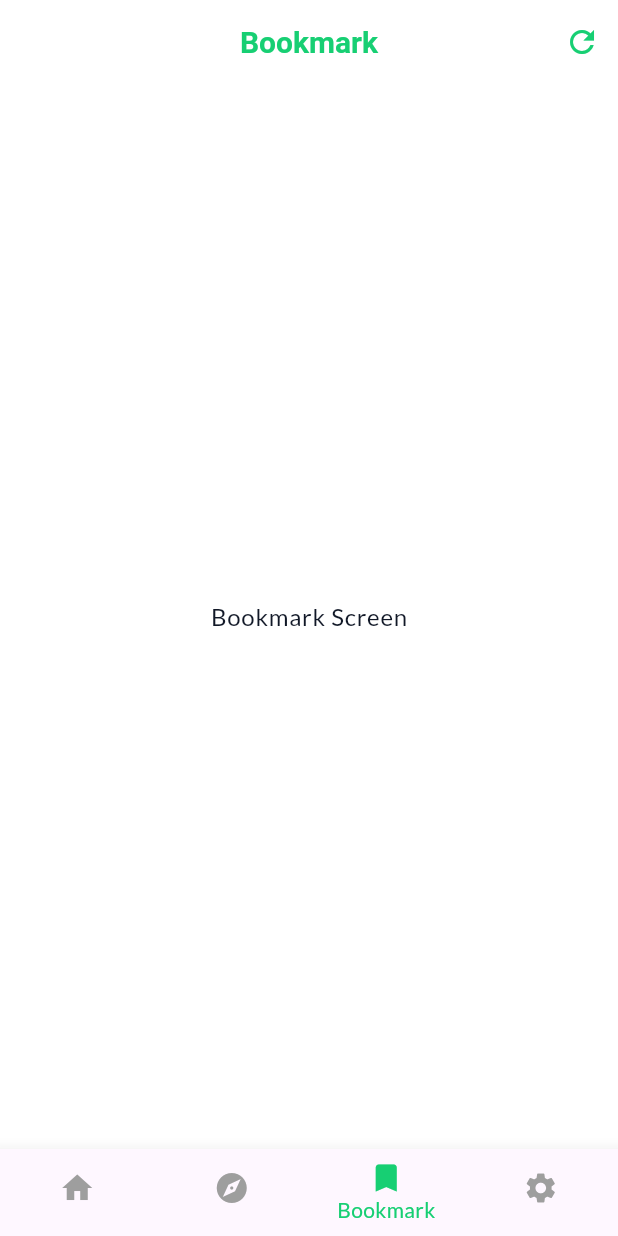
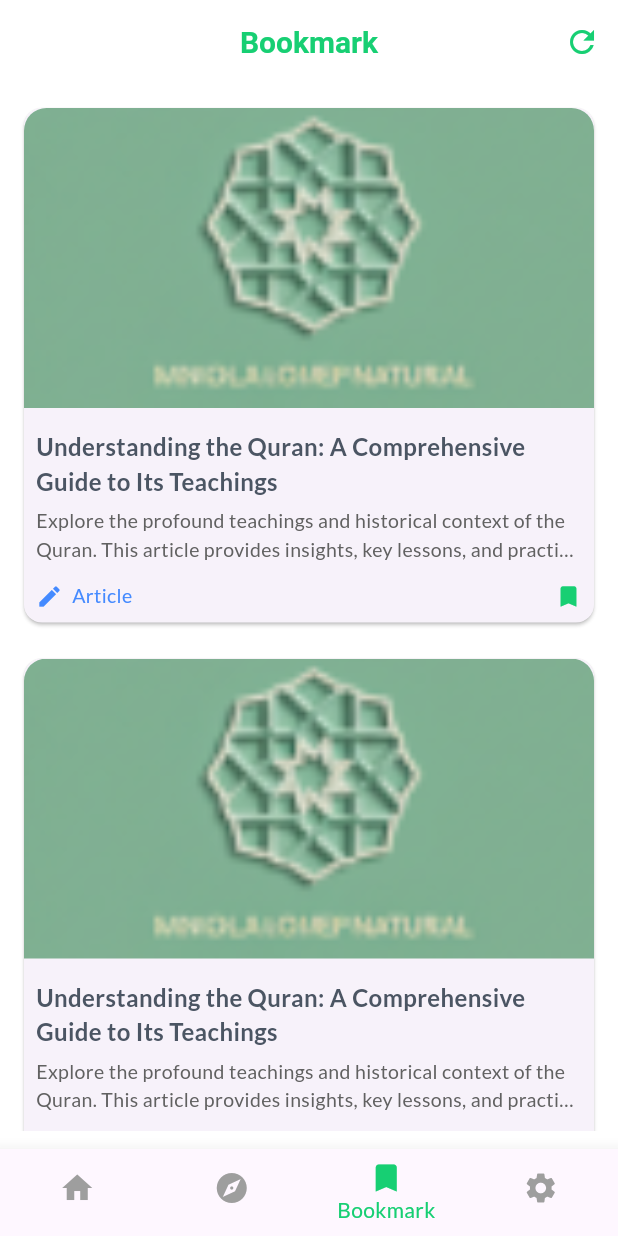
Before and after one commit to mdsiamulislam/salsabil-ilm, a Flutter app: the screen it shows after launch, item 3 of the bottom bar chosen, on a phone screen of 412 x 824 dp. Run offline on Flutter 3.47's test engine with Material 3 defaults, Android fonts, the phone set to English and light mode, and no system bars; our stand-ins replace google_fonts.

Commit message:
Enhance Bookmark and Explore screens with improved layouts and UI components

```diff
--- a/lib/feature/bookmark/views/bookmark_screen.dart
+++ b/lib/feature/bookmark/views/bookmark_screen.dart
@@ -1,4 +1,7 @@
 import 'package:flutter/material.dart';
+import 'package:ilm/core/theme/color/color.dart';
+
+import '../../../core/string_constent/path_constent/image_path.dart';
 
 class BookmarkScreen extends StatefulWidget {
   const BookmarkScreen({super.key});
@@ -11,10 +14,71 @@ class _BookmarkScreenState extends State<BookmarkScreen> {
   @override
   Widget build(BuildContext context) {
     return Scaffold(
-      body: Center(
-        child: Text(
-          'Bookmark Screen',
-          style: Theme.of(context).textTheme.bodyLarge,
+      body: Padding(
+        padding: const EdgeInsets.all(12.0),
+        child: ListView.builder(
+          itemCount: 10,
+          itemBuilder: (context, index) {
+            return Container(
+              margin: EdgeInsets.only(bottom: 16),
+              decoration: BoxDecoration(
+                color: Colors.white,
+                borderRadius: BorderRadius.circular(16),
+              ),
+              child: Card(
+                child: Column(
+                  crossAxisAlignment: CrossAxisAlignment.start,
+                  mainAxisSize: MainAxisSize.min,
+                  mainAxisAlignment: MainAxisAlignment.start,
+                  children: [
+                    ClipRRect(
+                      borderRadius: BorderRadius.vertical(top: Radius.circular(15)),
+                      child: Image(
+                        width: double.infinity,
+                        height: 200,
+                        image: AssetImage(ImagePath.prayerTimesBanner),
+                        fit: BoxFit.cover,
+                      ),
+                    ),
+                    SizedBox(height: 6),
+                    Padding(
+                      padding: const EdgeInsets.all(8.0),
+                      child: Column(
+                        crossAxisAlignment: CrossAxisAlignment.start,
+                        mainAxisAlignment: MainAxisAlignment.start,
+                        children: [
+                          Text(
+                            'Understanding the Quran: A Comprehensive Guide to Its Teachings',
+                            style: TextStyle(
+                              fontWeight: FontWeight.w700,
+                              fontSize: 16,
+                            ),
+                          ),
+                          SizedBox(height: 6),
+                          Text(
+                            'Explore the profound teachings and historical context of the Quran. This article provides insights, key lessons, and practical applications for daily life.',
+                            style: TextStyle(color: Colors.grey[700], fontSize: 13),
+                            maxLines: 2,
+                            overflow: TextOverflow.ellipsis,
+                          ),
+                          SizedBox(height: 12),
+                          Row(
+                            children: [
+                              Icon(Icons.edit, size: 18, color: Colors.blueAccent),
+                              SizedBox(width: 6),
+                              Text('Article', style: TextStyle(color: Colors.blueAccent, fontSize: 13, fontWeight: FontWeight.w500)),
+                              Spacer(),
+                              Icon(Icons.bookmark , size: 18, color: AppColors.primary),
+                            ],
+                          ),
+                        ],
+                      ),
+                    )
+                  ],
+                ),
+              ),
+            );
+          },
         ),
       ),
     );
```
Also changed, not shown: lib/feature/explore/views/explore_screen.dart (+40 -4 lines).
